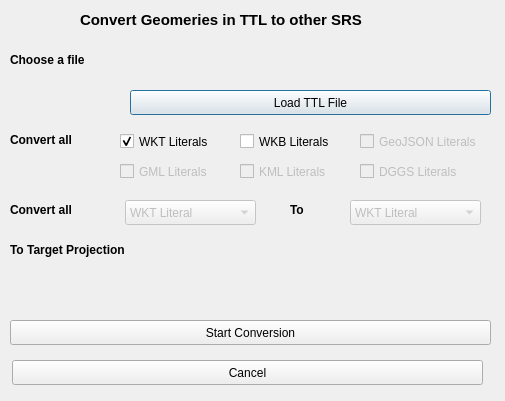
Qt form dialogs/ui/convertcrsdialog.ui (sparqlunicorn/sparqlunicornGoesGIS) before a commit.
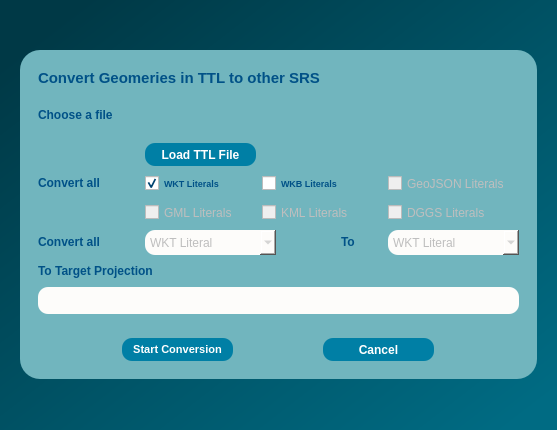
The same form after that commit. Custom widgets are drawn as their Qt base class.

```diff
--- a/dialogs/ui/convertcrsdialog.ui
+++ b/dialogs/ui/convertcrsdialog.ui
@@ -6,21 +6,63 @@
    <rect>
     <x>0</x>
     <y>0</y>
-    <width>505</width>
-    <height>401</height>
+    <width>557</width>
+    <height>430</height>
    </rect>
   </property>
   <property name="windowTitle">
    <string>Dialog</string>
   </property>
+  <property name="styleSheet">
+   <string notr="true">QObject#Dialog{
+background-color:qlineargradient(spread:pad, x1:0, y1:0, x2:1, y2:1, stop:0.0795455 rgba(0, 57, 70, 255), stop:0.5625 rgba(0, 85, 104, 255), stop:0.954545 rgba(0, 107, 131, 255));}
+</string>
+  </property>
+  <layout class="QGridLayout" name="gridLayout_2">
+   <item row="0" column="0">
+    <widget class="QFrame" name="frame">
+     <property name="minimumSize">
+      <size>
+       <width>517</width>
+       <height>329</height>
+      </size>
+     </property>
+     <property name="maximumSize">
+      <size>
+       <width>517</width>
+       <height>329</height>
+      </size>
+     </property>
+     <property name="styleSheet">
+      <string notr="true">QObject#frame{
+	background-color:qlineargradient(spread:pad, x1:0, y1:0, x2:1, y2:1, stop:0.0113636 rgba(113, 181, 190, 255));
+	
+border-radius:20px;}
+</string>
+     </property>
+     <property name="frameShape">
+      <enum>QFrame::StyledPanel</enum>
+     </property>
+     <property name="frameShadow">
+      <enum>QFrame::Raised</enum>
+     </property>
+     <layout class="QGridLayout" name="gridLayout">
+      <item row="0" column="0">
+       <widget class="QWidget" name="widget_2" native="true">
+        <layout class="QGridLayout" name="gridLayout_3">
+         <item row="0" column="0" colspan="5">
   <widget class="QLabel" name="convertSRSLabel">
-   <property name="geometry">
-    <rect>
-     <x>80</x>
-     <y>10</y>
+           <property name="minimumSize">
+            <size>
      <width>351</width>
      <height>20</height>
-    </rect>
+            </size>
+           </property>
+           <property name="maximumSize">
+            <size>
+             <width>351</width>
+             <height>20</height>
+            </size>
    </property>
    <property name="font">
     <font>
@@ -29,93 +71,127 @@
      <bold>true</bold>
     </font>
    </property>
+           <property name="styleSheet">
+            <string notr="true">color:rgb(0, 81, 135);</string>
+           </property>
    <property name="text">
     <string>Convert Geomeries in TTL to other SRS</string>
    </property>
   </widget>
-  <widget class="QgsProjectionSelectionWidget" name="projectionSelect">
-   <property name="geometry">
-    <rect>
-     <x>10</x>
-     <y>280</y>
-     <width>481</width>
-     <height>27</height>
-    </rect>
-   </property>
-  </widget>
+         </item>
+         <item row="1" column="0" rowspan="2">
+          <widget class="QLabel" name="chooseFileLabel">
+           <property name="minimumSize">
+            <size>
+             <width>101</width>
+             <height>20</height>
+            </size>
+           </property>
+           <property name="maximumSize">
+            <size>
+             <width>101</width>
+             <height>20</height>
+            </size>
+           </property>
+           <property name="font">
+            <font>
+             <weight>75</weight>
+             <bold>true</bold>
+            </font>
+           </property>
+           <property name="styleSheet">
+            <string notr="true">color:rgb(0, 81, 135);</string>
+           </property>
+           <property name="text">
+            <string>Choose a file</string>
+           </property>
+          </widget>
+         </item>
+         <item row="1" column="1" colspan="4">
+          <widget class="QLabel" name="chosenFileLabel">
+           <property name="minimumSize">
+            <size>
+             <width>351</width>
+             <height>20</height>
+            </size>
+           </property>
+           <property name="maximumSize">
+            <size>
+             <width>351</width>
+             <height>20</height>
+            </size>
+           </property>
+           <property name="text">
+            <string/>
+           </property>
+          </widget>
+         </item>
+         <item row="2" column="1">
+          <widget class="QLabel" name="fileLoadedLabel">
+           <property name="minimumSize">
+            <size>
+             <width>62</width>
+             <height>17</height>
+            </size>
+           </property>
+           <property name="maximumSize">
+            <size>
+             <width>62</width>
+             <height>17</height>
+            </size>
+           </property>
+           <property name="text">
+            <string/>
+           </property>
+          </widget>
+         </item>
+         <item row="3" column="1">
   <widget class="QPushButton" name="loadFromFileButton">
-   <property name="geometry">
-    <rect>
-     <x>130</x>
-     <y>90</y>
-     <width>361</width>
-     <height>25</height>
-    </rect>
+           <property name="minimumSize">
+            <size>
+             <width>111</width>
+             <height>23</height>
+            </size>
+           </property>
+           <property name="maximumSize">
+            <size>
+             <width>111</width>
+             <height>23</height>
+            </size>
+           </property>
+           <property name="font">
+            <font>
+             <pointsize>9</pointsize>
+             <weight>75</weight>
+             <bold>true</bold>
+            </font>
+           </property>
+           <property name="cursor">
+            <cursorShape>PointingHandCursor</cursorShape>
+           </property>
+           <property name="styleSheet">
+            <string notr="true">background-color:rgb(0, 127, 165);
+border-radius:10px;
+color: rgb(255, 255, 255);</string>
    </property>
    <property name="text">
     <string>Load TTL File</string>
    </property>
   </widget>
-  <widget class="QPushButton" name="cancelButton">
-   <property name="geometry">
-    <rect>
-     <x>12</x>
-     <y>360</y>
-     <width>471</width>
-     <height>25</height>
-    </rect>
-   </property>
-   <property name="text">
-    <string>Cancel</string>
-   </property>
-  </widget>
-  <widget class="QLabel" name="fileLoadedLabel">
-   <property name="geometry">
-    <rect>
-     <x>140</x>
-     <y>60</y>
-     <width>62</width>
-     <height>17</height>
-    </rect>
-   </property>
-   <property name="text">
-    <string/>
-   </property>
-  </widget>
-  <widget class="QPushButton" name="startConversionButton">
-   <property name="geometry">
-    <rect>
-     <x>10</x>
-     <y>320</y>
-     <width>481</width>
-     <height>25</height>
-    </rect>
-   </property>
-   <property name="text">
-    <string>Start Conversion</string>
-   </property>
-  </widget>
-  <widget class="QLabel" name="chosenFileLabel">
-   <property name="geometry">
-    <rect>
-     <x>140</x>
-     <y>50</y>
-     <width>351</width>
-     <height>20</height>
-    </rect>
-   </property>
-   <property name="text">
-    <string/>
-   </property>
-  </widget>
+         </item>
+         <item row="4" column="0">
   <widget class="QLabel" name="convertLiteralSelectionLabel">
-   <property name="geometry">
-    <rect>
-     <x>10</x>
-     <y>130</y>
+           <property name="minimumSize">
+            <size>
      <width>81</width>
      <height>20</height>
-    </rect>
+            </size>
+           </property>
+           <property name="maximumSize">
+            <size>
+             <width>81</width>
+             <height>20</height>
+            </size>
    </property>
    <property name="font">
     <font>
@@ -123,18 +199,40 @@
      <bold>true</bold>
     </font>
    </property>
+           <property name="styleSheet">
+            <string notr="true">color:rgb(0, 81, 135);</string>
+           </property>
    <property name="text">
     <string>Convert all</string>
    </property>
   </widget>
+         </item>
+         <item row="4" column="1">
   <widget class="QCheckBox" name="wktLiteralCheckBox">
-   <property name="geometry">
-    <rect>
-     <x>120</x>
-     <y>130</y>
+           <property name="minimumSize">
+            <size>
      <width>111</width>
      <height>23</height>
-    </rect>
+            </size>
+           </property>
+           <property name="maximumSize">
+            <size>
+             <width>111</width>
+             <height>23</height>
+            </size>
+           </property>
+           <property name="font">
+            <font>
+             <pointsize>7</pointsize>
+             <weight>75</weight>
+             <bold>true</bold>
+            </font>
+           </property>
+           <property name="cursor">
+            <cursorShape>PointingHandCursor</cursorShape>
+           </property>
+           <property name="styleSheet">
+            <string notr="true">color:rgb(0, 81, 135);</string>
    </property>
    <property name="text">
     <string>WKT Literals</string>
@@ -143,129 +241,140 @@
     <bool>true</bool>
    </property>
   </widget>
-  <widget class="QCheckBox" name="gmlLiteralCheckBox">
-   <property name="enabled">
-    <bool>false</bool>
-   </property>
-   <property name="geometry">
-    <rect>
-     <x>120</x>
-     <y>160</y>
-     <width>111</width>
-     <height>23</height>
-    </rect>
-   </property>
-   <property name="text">
-    <string>GML Literals</string>
-   </property>
-  </widget>
+         </item>
+         <item row="4" column="2" colspan="2">
   <widget class="QCheckBox" name="wkbLiteralCheckBox">
-   <property name="geometry">
-    <rect>
-     <x>240</x>
-     <y>130</y>
+           <property name="minimumSize">
+            <size>
      <width>111</width>
      <height>23</height>
-    </rect>
+            </size>
+           </property>
+           <property name="maximumSize">
+            <size>
+             <width>111</width>
+             <height>23</height>
+            </size>
+           </property>
+           <property name="font">
+            <font>
+             <pointsize>7</pointsize>
+             <weight>75</weight>
+             <bold>true</bold>
+            </font>
+           </property>
+           <property name="cursor">
+            <cursorShape>PointingHandCursor</cursorShape>
+           </property>
+           <property name="styleSheet">
+            <string notr="true">color:rgb(0, 81, 135);</string>
    </property>
    <property name="text">
     <string>WKB Literals</string>
    </property>
   </widget>
-  <widget class="QLabel" name="toTargetProjectionLabel">
-   <property name="geometry">
-    <rect>
-     <x>10</x>
-     <y>240</y>
-     <width>161</width>
-     <height>20</height>
-    </rect>
-   </property>
-   <property name="font">
-    <font>
-     <weight>75</weight>
-     <bold>true</bold>
-    </font>
-   </property>
-   <property name="text">
-    <string>To Target Projection</string>
-   </property>
-  </widget>
-  <widget class="QCheckBox" name="kmlLiteralCheckBox">
-   <property name="enabled">
-    <bool>false</bool>
-   </property>
-   <property name="geometry">
-    <rect>
-     <x>240</x>
-     <y>160</y>
-     <width>111</width>
-     <height>23</height>
-    </rect>
-   </property>
-   <property name="text">
-    <string>KML Literals</string>
-   </property>
-  </widget>
+         </item>
+         <item row="4" column="4">
   <widget class="QCheckBox" name="geojsonLiteralCheckBox">
    <property name="enabled">
     <bool>false</bool>
    </property>
-   <property name="geometry">
-    <rect>
-     <x>360</x>
-     <y>130</y>
+           <property name="minimumSize">
+            <size>
      <width>131</width>
      <height>23</height>
-    </rect>
+            </size>
+           </property>
+           <property name="maximumSize">
+            <size>
+             <width>131</width>
+             <height>23</height>
+            </size>
    </property>
    <property name="text">
     <string>GeoJSON Literals</string>
    </property>
   </widget>
+         </item>
+         <item row="5" column="1">
+          <widget class="QCheckBox" name="gmlLiteralCheckBox">
+           <property name="enabled">
+            <bool>false</bool>
+           </property>
+           <property name="minimumSize">
+            <size>
+             <width>111</width>
+             <height>23</height>
+            </size>
+           </property>
+           <property name="maximumSize">
+            <size>
+             <width>111</width>
+             <height>23</height>
+            </size>
+           </property>
+           <property name="text">
+            <string>GML Literals</string>
+           </property>
+          </widget>
+         </item>
+         <item row="5" column="2" colspan="2">
+          <widget class="QCheckBox" name="kmlLiteralCheckBox">
+           <property name="enabled">
+            <bool>false</bool>
+           </property>
+           <property name="minimumSize">
+            <size>
+             <width>111</width>
+             <height>23</height>
+            </size>
+           </property>
+           <property name="maximumSize">
+            <size>
+             <width>111</width>
+             <height>23</height>
+            </size>
+           </property>
+           <property name="text">
+            <string>KML Literals</string>
+           </property>
+          </widget>
+         </item>
+         <item row="5" column="4">
   <widget class="QCheckBox" name="dggsLiteralCheckBox">
    <property name="enabled">
     <bool>false</bool>
    </property>
-   <property name="geometry">
-    <rect>
-     <x>360</x>
-     <y>160</y>
+           <property name="minimumSize">
+            <size>
      <width>121</width>
      <height>23</height>
-    </rect>
+            </size>
+           </property>
+           <property name="maximumSize">
+            <size>
+             <width>121</width>
+             <height>23</height>
+            </size>
    </property>
    <property name="text">
     <string>DGGS Literals</string>
    </property>
   </widget>
-  <widget class="QLabel" name="chooseFileLabel">
-   <property name="geometry">
-    <rect>
-     <x>10</x>
-     <y>50</y>
-     <width>101</width>
-     <height>20</height>
-    </rect>
-   </property>
-   <property name="font">
-    <font>
-     <weight>75</weight>
-     <bold>true</bold>
-    </font>
-   </property>
-   <property name="text">
-    <string>Choose a file</string>
-   </property>
-  </widget>
+         </item>
+         <item row="6" column="0">
   <widget class="QLabel" name="label_4">
-   <property name="geometry">
-    <rect>
-     <x>10</x>
-     <y>200</y>
+           <property name="minimumSize">
+            <size>
      <width>81</width>
      <height>20</height>
-    </rect>
+            </size>
+           </property>
+           <property name="maximumSize">
+            <size>
+             <width>81</width>
+             <height>20</height>
+            </size>
    </property>
    <property name="font">
     <font>
@@ -273,65 +382,38 @@
      <bold>true</bold>
     </font>
    </property>
+           <property name="styleSheet">
+            <string notr="true">color:rgb(0, 81, 135);</string>
+           </property>
    <property name="text">
     <string>Convert all</string>
    </property>
   </widget>
+         </item>
+         <item row="6" column="1" colspan="2">
   <widget class="QComboBox" name="comboBox">
    <property name="enabled">
     <bool>false</bool>
    </property>
-   <property name="geometry">
-    <rect>
-     <x>125</x>
-     <y>200</y>
+           <property name="minimumSize">
+            <size>
      <width>131</width>
      <height>25</height>
-    </rect>
-   </property>
-   <item>
-    <property name="text">
-     <string>WKT Literal</string>
-    </property>
-   </item>
-   <item>
-    <property name="text">
-     <string>WKB Literal</string>
-    </property>
-   </item>
-   <item>
-    <property name="text">
-     <string>KML Literal</string>
-    </property>
-   </item>
-   <item>
-    <property name="text">
-     <string>GML Literal</string>
-    </property>
-   </item>
-   <item>
-    <property name="text">
-     <string>GeoJSON Literal</string>
-    </property>
-   </item>
-   <item>
-    <property name="text">
-     <string>DGGS Literal</string>
-    </property>
-   </item>
-  </widget>
-  <widget class="QComboBox" name="comboBox_2">
-   <property name="enabled">
-    <bool>false</bool>
-   </property>
-   <property name="geometry">
-    <rect>
-     <x>350</x>
-     <y>200</y>
+            </size>
+           </property>
+           <property name="maximumSize">
+            <size>
      <width>131</width>
      <height>25</height>
-    </rect>
-   </property>
+            </size>
+           </property>
+           <property name="styleSheet">
+            <string notr="true">border-radius:10px;
+
+border-color:rgb(45, 45, 45);
+
+background-color: rgb(253, 252, 250);</string>
+           </property>
    <item>
     <property name="text">
      <string>WKT Literal</string>
@@ -363,14 +445,20 @@
     </property>
    </item>
   </widget>
+         </item>
+         <item row="6" column="3">
   <widget class="QLabel" name="label_5">
-   <property name="geometry">
-    <rect>
-     <x>290</x>
-     <y>200</y>
+           <property name="minimumSize">
+            <size>
      <width>41</width>
      <height>20</height>
-    </rect>
+            </size>
+           </property>
+           <property name="maximumSize">
+            <size>
+             <width>41</width>
+             <height>20</height>
+            </size>
    </property>
    <property name="font">
     <font>
@@ -378,10 +466,205 @@
      <bold>true</bold>
     </font>
    </property>
+           <property name="styleSheet">
+            <string notr="true">color:rgb(0, 81, 135);</string>
+           </property>
    <property name="text">
     <string>To</string>
    </property>
   </widget>
+         </item>
+         <item row="6" column="4">
+          <widget class="QComboBox" name="comboBox_2">
+           <property name="enabled">
+            <bool>false</bool>
+           </property>
+           <property name="minimumSize">
+            <size>
+             <width>131</width>
+             <height>25</height>
+            </size>
+           </property>
+           <property name="maximumSize">
+            <size>
+             <width>131</width>
+             <height>25</height>
+            </size>
+           </property>
+           <property name="styleSheet">
+            <string notr="true">border-radius:10px;
+
+border-color:rgb(45, 45, 45);
+
+background-color: rgb(253, 252, 250);</string>
+           </property>
+           <item>
+            <property name="text">
+             <string>WKT Literal</string>
+            </property>
+           </item>
+           <item>
+            <property name="text">
+             <string>WKB Literal</string>
+            </property>
+           </item>
+           <item>
+            <property name="text">
+             <string>KML Literal</string>
+            </property>
+           </item>
+           <item>
+            <property name="text">
+             <string>GML Literal</string>
+            </property>
+           </item>
+           <item>
+            <property name="text">
+             <string>GeoJSON Literal</string>
+            </property>
+           </item>
+           <item>
+            <property name="text">
+             <string>DGGS Literal</string>
+            </property>
+           </item>
+          </widget>
+         </item>
+         <item row="7" column="0" colspan="2">
+          <widget class="QLabel" name="toTargetProjectionLabel">
+           <property name="minimumSize">
+            <size>
+             <width>161</width>
+             <height>20</height>
+            </size>
+           </property>
+           <property name="maximumSize">
+            <size>
+             <width>161</width>
+             <height>20</height>
+            </size>
+           </property>
+           <property name="font">
+            <font>
+             <weight>75</weight>
+             <bold>true</bold>
+            </font>
+           </property>
+           <property name="styleSheet">
+            <string notr="true">color:rgb(0, 81, 135);</string>
+           </property>
+           <property name="text">
+            <string>To Target Projection</string>
+           </property>
+          </widget>
+         </item>
+         <item row="8" column="0" colspan="5">
+          <widget class="QgsProjectionSelectionWidget" name="projectionSelect">
+           <property name="minimumSize">
+            <size>
+             <width>481</width>
+             <height>27</height>
+            </size>
+           </property>
+           <property name="maximumSize">
+            <size>
+             <width>481</width>
+             <height>27</height>
+            </size>
+           </property>
+           <property name="cursor">
+            <cursorShape>PointingHandCursor</cursorShape>
+           </property>
+           <property name="styleSheet">
+            <string notr="true">border-radius:10px;
+
+border-color:rgb(45, 45, 45);
+
+background-color: rgb(253, 252, 250);</string>
+           </property>
+          </widget>
+         </item>
+        </layout>
+       </widget>
+      </item>
+      <item row="1" column="0">
+       <widget class="QWidget" name="widget" native="true">
+        <layout class="QHBoxLayout" name="horizontalLayout">
+         <item>
+          <widget class="QPushButton" name="startConversionButton">
+           <property name="minimumSize">
+            <size>
+             <width>111</width>
+             <height>23</height>
+            </size>
+           </property>
+           <property name="maximumSize">
+            <size>
+             <width>111</width>
+             <height>23</height>
+            </size>
+           </property>
+           <property name="font">
+            <font>
+             <pointsize>8</pointsize>
+             <weight>75</weight>
+             <bold>true</bold>
+            </font>
+           </property>
+           <property name="cursor">
+            <cursorShape>PointingHandCursor</cursorShape>
+           </property>
+           <property name="styleSheet">
+            <string notr="true">background-color:rgb(0, 127, 165);
+border-radius:10px;
+color: rgb(255, 255, 255);</string>
+           </property>
+           <property name="text">
+            <string>Start Conversion</string>
+           </property>
+          </widget>
+         </item>
+         <item>
+          <widget class="QPushButton" name="cancelButton">
+           <property name="minimumSize">
+            <size>
+             <width>111</width>
+             <height>23</height>
+            </size>
+           </property>
+           <property name="maximumSize">
+            <size>
+             <width>111</width>
+             <height>23</height>
+            </size>
+           </property>
+           <property name="font">
+            <font>
+             <pointsize>9</pointsize>
+             <weight>75</weight>
+             <bold>true</bold>
+            </font>
+           </property>
+           <property name="cursor">
+            <cursorShape>PointingHandCursor</cursorShape>
+           </property>
+           <property name="styleSheet">
+            <string notr="true">background-color:rgb(0, 127, 165);
+border-radius:10px;
+color: rgb(255, 255, 255);</string>
+           </property>
+           <property name="text">
+            <string>Cancel</string>
+           </property>
+          </widget>
+         </item>
+        </layout>
+       </widget>
+      </item>
+     </layout>
+    </widget>
+   </item>
+  </layout>
  </widget>
  <customwidgets>
   <customwidget>
```
Lines whose indentation alone changed are shown as unchanged.
